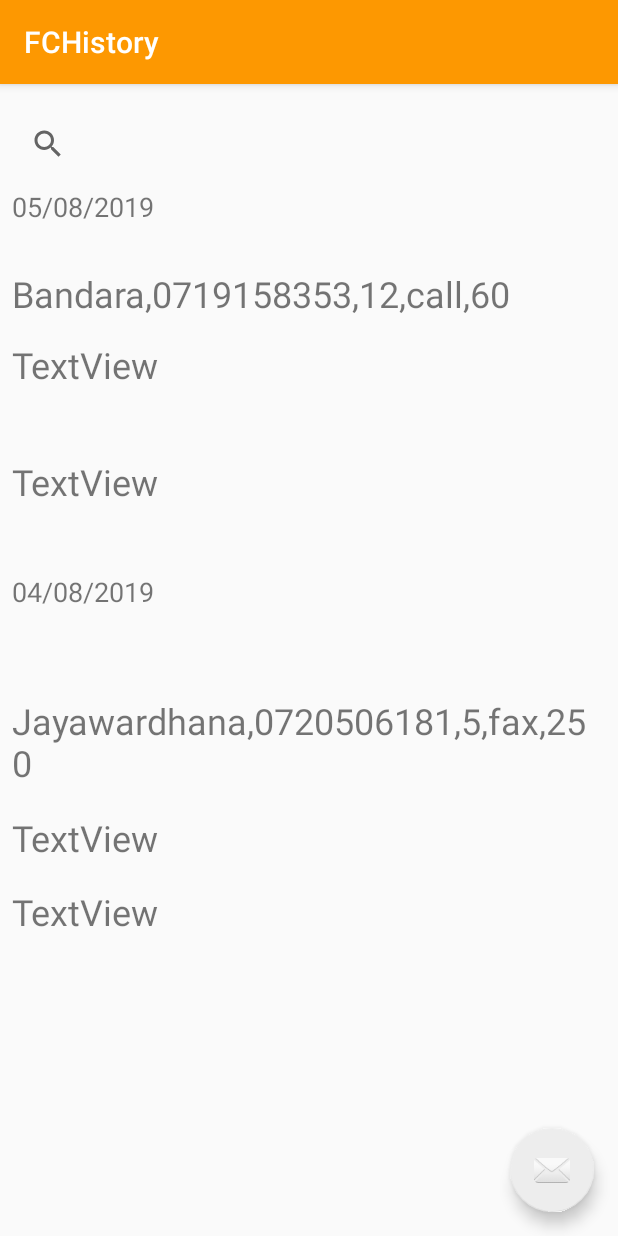
After one commit to NisugaJ/TheStationaryManager, an Android app: the FCHistory screen opened directly, with no data from a screen before it, on a phone screen of 412 x 824 dp. The commit adds this screen. Run offline under Robolectric (Android 15) with nearby library versions, the phone set to English and light mode, and no system bars.

Commit message:
fax and calls history damma

```diff
--- a/app/src/main/AndroidManifest.xml
+++ b/app/src/main/AndroidManifest.xml
@@ -9,9 +9,13 @@
         android:roundIcon="@drawable/ic_launcher"
         android:supportsRtl="true"
         android:theme="@style/AppTheme">
-        <activity android:name=".Calls"></activity>
-        <activity android:name=".Fax"></activity>
-        <activity android:name=".AddSales"></activity>
+        <activity
+            android:name=".FCHistory"
+            android:label="@string/title_activity_fchistory"
+            android:theme="@style/AppTheme.NoActionBar"></activity>
+        <activity android:name=".Calls" />
+        <activity android:name=".Fax" />
+        <activity android:name=".AddSales" />
         <activity android:name=".MainNavigation" />
         <activity android:name=".AddExpenses" />
         <activity
--- /dev/null
+++ b/app/src/main/java/com/example/stationerymanager/FCHistory.java
@@ -0,0 +1,32 @@
+package com.example.stationerymanager;
+
+import android.os.Bundle;
+
+import com.google.android.material.floatingactionbutton.FloatingActionButton;
+import com.google.android.material.snackbar.Snackbar;
+
+import androidx.appcompat.app.AppCompatActivity;
+import androidx.appcompat.widget.Toolbar;
+
+import android.view.View;
+
+public class FCHistory extends AppCompatActivity {
+
+    @Override
+    protected void onCreate(Bundle savedInstanceState) {
+        super.onCreate(savedInstanceState);
+        setContentView(R.layout.activity_fchistory);
+        Toolbar toolbar = findViewById(R.id.toolbar);
+        setSupportActionBar(toolbar);
+
+        FloatingActionButton fab = findViewById(R.id.fab);
+        fab.setOnClickListener(new View.OnClickListener() {
+            @Override
+            public void onClick(View view) {
+                Snackbar.make(view, "Replace with your own action", Snackbar.LENGTH_LONG)
+                        .setAction("Action", null).show();
+            }
+        });
+    }
+
+}
--- /dev/null
+++ b/app/src/main/res/layout/activity_fchistory.xml
@@ -0,0 +1,33 @@
+<?xml version="1.0" encoding="utf-8"?>
+<androidx.coordinatorlayout.widget.CoordinatorLayout xmlns:android="http://schemas.android.com/apk/res/android"
+    xmlns:app="http://schemas.android.com/apk/res-auto"
+    xmlns:tools="http://schemas.android.com/tools"
+    android:layout_width="match_parent"
+    android:layout_height="match_parent"
+    tools:context=".FCHistory">
+
+    <com.google.android.material.appbar.AppBarLayout
+        android:layout_width="match_parent"
+        android:layout_height="wrap_content"
+        android:theme="@style/AppTheme.AppBarOverlay">
+
+        <androidx.appcompat.widget.Toolbar
+            android:id="@+id/toolbar"
+            android:layout_width="match_parent"
+            android:layout_height="?attr/actionBarSize"
+            android:background="?attr/colorPrimary"
+            app:popupTheme="@style/AppTheme.PopupOverlay" />
+
+    </com.google.android.material.appbar.AppBarLayout>
+
+    <include layout="@layout/content_fchistory" />
+
+    <com.google.android.material.floatingactionbutton.FloatingActionButton
+        android:id="@+id/fab"
+        android:layout_width="wrap_content"
+        android:layout_height="wrap_content"
+        android:layout_gravity="bottom|end"
+        android:layout_margin="@dimen/fab_margin"
+        app:srcCompat="@android:drawable/ic_dialog_email" />
+
+</androidx.coordinatorlayout.widget.CoordinatorLayout>
--- /dev/null
+++ b/app/src/main/res/layout/content_fchistory.xml
@@ -0,0 +1,178 @@
+<?xml version="1.0" encoding="utf-8"?>
+<androidx.constraintlayout.widget.ConstraintLayout xmlns:android="http://schemas.android.com/apk/res/android"
+    xmlns:app="http://schemas.android.com/apk/res-auto"
+    xmlns:tools="http://schemas.android.com/tools"
+    android:layout_width="match_parent"
+    android:layout_height="match_parent"
+    app:layout_behavior="@string/appbar_scrolling_view_behavior"
+    tools:context=".FCHistory"
+    tools:showIn="@layout/activity_fchistory">
+
+    <SearchView
+        android:id="@+id/searchView"
+        android:layout_width="0dp"
+        android:layout_height="43dp"
+        android:layout_marginStart="8dp"
+        android:layout_marginLeft="8dp"
+        android:layout_marginTop="8dp"
+        android:layout_marginEnd="8dp"
+        android:layout_marginRight="8dp"
+        android:layout_marginBottom="8dp"
+        app:layout_constraintBottom_toBottomOf="parent"
+        app:layout_constraintEnd_toEndOf="parent"
+        app:layout_constraintHorizontal_bias="0.449"
+        app:layout_constraintStart_toStartOf="parent"
+        app:layout_constraintTop_toTopOf="parent"
+        app:layout_constraintVertical_bias="0.014" />
+
+    <TextView
+        android:id="@+id/textView13"
+        android:layout_width="154dp"
+        android:layout_height="40dp"
+        android:layout_marginStart="8dp"
+        android:layout_marginLeft="8dp"
+        android:layout_marginTop="8dp"
+        android:layout_marginEnd="8dp"
+        android:layout_marginRight="8dp"
+        android:layout_marginBottom="8dp"
+        android:text="04/08/2019"
+        android:textSize="18sp"
+        app:layout_constraintBottom_toBottomOf="parent"
+        app:layout_constraintEnd_toEndOf="parent"
+        app:layout_constraintHorizontal_bias="0.0"
+        app:layout_constraintStart_toStartOf="parent"
+        app:layout_constraintTop_toBottomOf="@+id/textView20"
+        app:layout_constraintVertical_bias="0.346" />
+
+    <TextView
+        android:id="@+id/textView20"
+        android:layout_width="154dp"
+        android:layout_height="40dp"
+        android:layout_marginStart="8dp"
+        android:layout_marginLeft="8dp"
+        android:layout_marginTop="8dp"
+        android:layout_marginEnd="8dp"
+        android:layout_marginRight="8dp"
+        android:layout_marginBottom="8dp"
+        android:text="05/08/2019"
+        android:textSize="18sp"
+        app:layout_constraintBottom_toBottomOf="parent"
+        app:layout_constraintEnd_toEndOf="parent"
+        app:layout_constraintHorizontal_bias="0.0"
+        app:layout_constraintStart_toStartOf="parent"
+        app:layout_constraintTop_toBottomOf="@+id/searchView"
+        app:layout_constraintVertical_bias="0.0" />
+
+    <TextView
+        android:id="@+id/textView21"
+        android:layout_width="0dp"
+        android:layout_height="wrap_content"
+        android:layout_marginStart="8dp"
+        android:layout_marginLeft="8dp"
+        android:layout_marginTop="8dp"
+        android:layout_marginEnd="8dp"
+        android:layout_marginRight="8dp"
+        android:layout_marginBottom="8dp"
+        android:text="Jayawardhana,0720506181,5,fax,250"
+        android:textSize="24sp"
+        app:layout_constraintBottom_toBottomOf="parent"
+        app:layout_constraintEnd_toEndOf="parent"
+        app:layout_constraintHorizontal_bias="0.141"
+        app:layout_constraintStart_toStartOf="parent"
+        app:layout_constraintTop_toBottomOf="@+id/textView13"
+        app:layout_constraintVertical_bias="0.104" />
+
+    <TextView
+        android:id="@+id/textView26"
+        android:layout_width="0dp"
+        android:layout_height="wrap_content"
+        android:layout_marginStart="8dp"
+        android:layout_marginLeft="8dp"
+        android:layout_marginTop="8dp"
+        android:layout_marginEnd="8dp"
+        android:layout_marginRight="8dp"
+        android:layout_marginBottom="8dp"
+        android:text="TextView"
+        android:textSize="24sp"
+        app:layout_constraintBottom_toBottomOf="parent"
+        app:layout_constraintEnd_toEndOf="parent"
+        app:layout_constraintHorizontal_bias="0.141"
+        app:layout_constraintStart_toStartOf="parent"
+        app:layout_constraintTop_toBottomOf="@+id/textView21"
+        app:layout_constraintVertical_bias="0.038" />
+
+    <TextView
+        android:id="@+id/textView27"
+        android:layout_width="0dp"
+        android:layout_height="wrap_content"
+        android:layout_marginStart="8dp"
+        android:layout_marginLeft="8dp"
+        android:layout_marginTop="8dp"
+        android:layout_marginEnd="8dp"
+        android:layout_marginRight="8dp"
+        android:layout_marginBottom="8dp"
+        android:text="TextView"
+        android:textSize="24sp"
+        app:layout_constraintBottom_toBottomOf="parent"
+        app:layout_constraintEnd_toEndOf="parent"
+        app:layout_constraintHorizontal_bias="0.141"
+        app:layout_constraintStart_toStartOf="parent"
+        app:layout_constraintTop_toBottomOf="@+id/textView26"
+        app:layout_constraintVertical_bias="0.044" />
+
+    <TextView
+        android:id="@+id/textView25"
+        android:layout_width="0dp"
+        android:layout_height="wrap_content"
+        android:layout_marginStart="8dp"
+        android:layout_marginLeft="8dp"
+        android:layout_marginTop="8dp"
+        android:layout_marginEnd="8dp"
+        android:layout_marginRight="8dp"
+        android:layout_marginBottom="8dp"
+        android:text="TextView"
+        android:textSize="24sp"
+        app:layout_constraintBottom_toTopOf="@+id/textView13"
+        app:layout_constraintEnd_toEndOf="parent"
+        app:layout_constraintHorizontal_bias="0.141"
+        app:layout_constraintStart_toStartOf="parent"
+        app:layout_constraintTop_toBottomOf="@+id/textView24" />
+
+    <TextView
+        android:id="@+id/textView24"
+        android:layout_width="0dp"
+        android:layout_height="wrap_content"
+        android:layout_marginStart="8dp"
+        android:layout_marginLeft="8dp"
+        android:layout_marginTop="8dp"
+        android:layout_marginEnd="8dp"
+        android:layout_marginRight="8dp"
+        android:layout_marginBottom="8dp"
+        android:text="TextView"
+        android:textSize="24sp"
+        app:layout_constraintBottom_toTopOf="@+id/textView13"
+        app:layout_constraintEnd_toEndOf="parent"
+        app:layout_constraintHorizontal_bias="0.141"
+        app:layout_constraintStart_toStartOf="parent"
+        app:layout_constraintTop_toBottomOf="@+id/textView23"
+        app:layout_constraintVertical_bias="0.057" />
+
+    <TextView
+        android:id="@+id/textView23"
+        android:layout_width="0dp"
+        android:layout_height="wrap_content"
+        android:layout_marginStart="8dp"
+        android:layout_marginLeft="8dp"
+        android:layout_marginTop="8dp"
+        android:layout_marginEnd="8dp"
+        android:layout_marginRight="8dp"
+        android:layout_marginBottom="8dp"
+        android:text="Bandara,0719158353,12,call,60"
+        android:textSize="24sp"
+        app:layout_constraintBottom_toTopOf="@+id/textView13"
+        app:layout_constraintEnd_toEndOf="parent"
+        app:layout_constraintHorizontal_bias="0.141"
+        app:layout_constraintStart_toStartOf="parent"
+        app:layout_constraintTop_toBottomOf="@+id/textView20"
+        app:layout_constraintVertical_bias="0.035" />
+</androidx.constraintlayout.widget.ConstraintLayout>
--- a/app/src/main/res/values/dimens.xml
+++ b/app/src/main/res/values/dimens.xml
@@ -3,7 +3,7 @@
     <dimen name="activity_horizontal_margin">16dp</dimen>
     <dimen name="activity_vertical_margin">16dp</dimen>
 
-    <string-array name="DateRange" >
+    <string-array name="DateRange">
         <item>Daily</item>
         <item>Weekly</item>
         <item>Monthly</item>
--- a/app/src/main/res/values/strings.xml
+++ b/app/src/main/res/values/strings.xml
@@ -69,4 +69,5 @@
 
     <string name="btnAddCall">Add</string>
     <string name="btnCancelCall">Cancel</string>
+    <string name="title_activity_fchistory">FCHistory</string>
 </resources>
```
Also changed, not shown: app/src/main/java/com/example/stationerymanager/faxCalls.java (+0 -8 lines).
